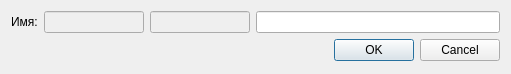
Before: the Qt Designer form certmanager/CertManager/dialogcontainername.ui in arcirk/ws_solution, drawn with Qt 5.
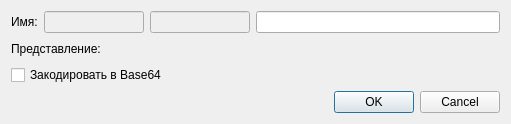
After: the same form once the commit is applied. Icons and pictures are not drawn.

Diff of the .ui file:
```diff
--- a/certmanager/CertManager/dialogcontainername.ui
+++ b/certmanager/CertManager/dialogcontainername.ui
@@ -7,7 +7,7 @@
     <x>0</x>
     <y>0</y>
     <width>511</width>
-    <height>74</height>
+    <height>124</height>
    </rect>
   </property>
   <property name="windowTitle">
@@ -18,6 +18,16 @@
     <normaloff>:/img/key.svg</normaloff>:/img/key.svg</iconset>
   </property>
   <layout class="QGridLayout" name="gridLayout_2">
+   <item row="3" column="0">
+    <widget class="QDialogButtonBox" name="buttonBox">
+     <property name="orientation">
+      <enum>Qt::Horizontal</enum>
+     </property>
+     <property name="standardButtons">
+      <set>QDialogButtonBox::Cancel|QDialogButtonBox::Ok</set>
+     </property>
+    </widget>
+   </item>
    <item row="0" column="0">
     <layout class="QGridLayout" name="gridLayout">
      <item row="0" column="3">
@@ -64,13 +74,17 @@
      </item>
     </layout>
    </item>
+   <item row="2" column="0">
+    <widget class="QCheckBox" name="checkEncode">
+     <property name="text">
+      <string>Закодировать в Base64</string>
+     </property>
+    </widget>
+   </item>
    <item row="1" column="0">
-    <widget class="QDialogButtonBox" name="buttonBox">
-     <property name="orientation">
-      <enum>Qt::Horizontal</enum>
-     </property>
-     <property name="standardButtons">
-      <set>QDialogButtonBox::Cancel|QDialogButtonBox::Ok</set>
+    <widget class="QLabel" name="lblTitle">
+     <property name="text">
+      <string>Представление:</string>
      </property>
     </widget>
    </item>
```
